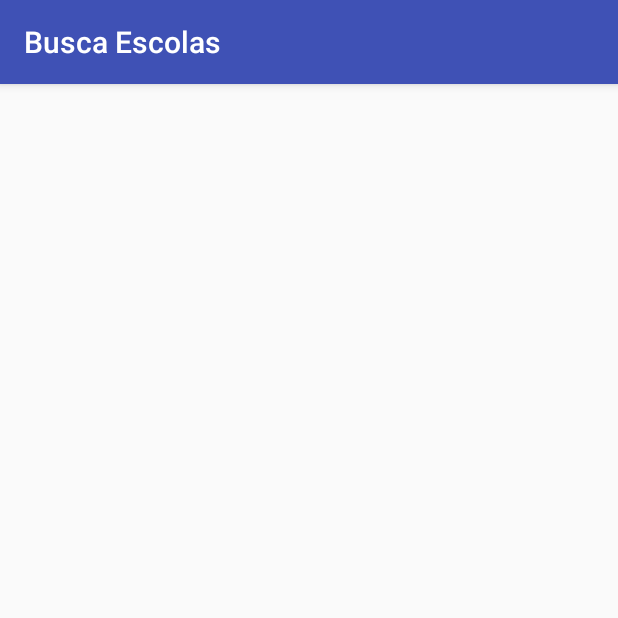
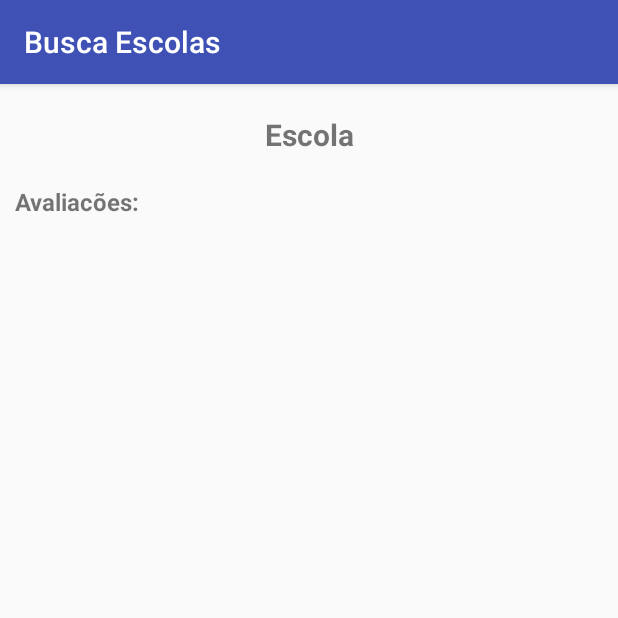
Before and after one commit to weullermarcos/Android_Busca_Escolas, an Android app: the AvaliacaoActivity screen opened directly, with no data from a screen before it, on a phone screen of 412 x 824 dp, the top half of it. Run offline under Robolectric (Android 15) with nearby library versions, the phone set to English and light mode, and no system bars; our stand-ins replace Volley; 1 statement that could not run was skipped.

Commit message:
listando avaliacoes

```diff
--- a/BuscaEscolas/app/src/main/java/com/example/weullermarcos/buscaescolas/AvaliacaoActivity.java
+++ b/BuscaEscolas/app/src/main/java/com/example/weullermarcos/buscaescolas/AvaliacaoActivity.java
@@ -1,15 +1,129 @@
 package com.example.weullermarcos.buscaescolas;
 
+import android.app.AlertDialog;
 import android.support.v7.app.AppCompatActivity;
 import android.os.Bundle;
+import android.util.Log;
+import android.widget.ArrayAdapter;
+import android.widget.ListView;
+import android.widget.TextView;
+
+import com.android.volley.Request;
+import com.android.volley.RequestQueue;
+import com.android.volley.Response;
+import com.android.volley.VolleyError;
+import com.android.volley.toolbox.StringRequest;
+import com.android.volley.toolbox.Volley;
+import com.example.weullermarcos.buscaescolas.Models.Avaliacao;
+import com.example.weullermarcos.buscaescolas.Models.Escola;
+import com.google.gson.Gson;
+import com.google.gson.reflect.TypeToken;
+
+import java.lang.reflect.Type;
+import java.util.ArrayList;
+import java.util.List;
 
 public class AvaliacaoActivity extends AppCompatActivity {
+
+    Escola escola;
+    AlertDialog alerta;
+    ArrayAdapter<String> adpAvaliacoes;
+    ArrayList<Avaliacao> avaliacoes = new ArrayList<Avaliacao>();
+
+    TextView txtCabecalho;
+    ListView lstAvaliacoes;
 
     @Override
     protected void onCreate(Bundle savedInstanceState) {
         super.onCreate(savedInstanceState);
         setContentView(R.layout.activity_avaliacao);
 
+        txtCabecalho = (TextView) findViewById(R.id.avaliacao_txtCabecalho);
+        lstAvaliacoes = (ListView) findViewById(R.id.avaliacao_lstAvaliacoes);
+
+        adpAvaliacoes = new ArrayAdapter<String>(this, android.R.layout.simple_list_item_1);
+        lstAvaliacoes.setAdapter(adpAvaliacoes);
+
+        Bundle bundle = getIntent().getExtras();
+
+        //verificando se existe o parametro com a chave informada
+        if(bundle.containsKey("ESCOLA")) {
+
+            //recuperando escola
+            escola = (Escola) bundle.getSerializable("ESCOLA");
+
+            if (escola != null) {
+                txtCabecalho.setText(escola.getNome());
+                fazRequisicao(String.valueOf(escola.getCodEscola()));
+            }
+        }
+
+    }
+
+    private void fazRequisicao(String filtro){
+
+        RequestQueue queue = Volley.newRequestQueue(this);
+        String url ="http://mobile-aceite.tcu.gov.br:80/nossaEscolaRS/rest/escolas/" + filtro + "/avaliacoes";
+        //
+
+        Log.d("URL", url);
+
+        StringRequest stringRequest = new StringRequest(Request.Method.GET, url, new Response.Listener<String>() {
+            @Override
+            public void onResponse(String response) {
+
+                //txtResposta.setText("Deu Certo");
+
+                //desserializando
+                Gson gson = new Gson();
+                Type listType = new TypeToken<ArrayList<Avaliacao>>(){}.getType();
+                avaliacoes = new Gson().fromJson(response, listType);
+
+                //se não encontrou nada
+                if(avaliacoes.size() == 0){
+
+                    AlertDialog.Builder builder = new AlertDialog.Builder(AvaliacaoActivity.this);
+                    builder.setTitle("Aviso");
+                    builder.setMessage("Nenhuma avaliação encontrada para a escola selecionada.");
+                    builder.setNeutralButton("OK", null);
+
+                    alerta = builder.create();
+                    alerta.show();
+
+                    return;
+                }
+
+                //preenchendo adapter
+                for (Avaliacao avaliacao : avaliacoes) {
+
+                    String textoAvaliacao = "";
+
+                    textoAvaliacao = avaliacao.getTipoAvaliacao().getNome() +
+                            " (" + avaliacao.getAno() + "): " + String.valueOf(avaliacao.getValor());
+
+                    adpAvaliacoes.add(textoAvaliacao);
+                }
+
+            }
+        }, new Response.ErrorListener() {
+            @Override
+            public void onErrorResponse(VolleyError error) {
+
+                AlertDialog.Builder builder = new AlertDialog.Builder(AvaliacaoActivity.this);
+                builder.setTitle("Erro");
+                builder.setMessage("Erro ao buscar avaliações, verifique sua conexão com a internet.");
+                builder.setNeutralButton("OK", null);
+
+                alerta = builder.create();
+                alerta.show();
+            }
+        });
+
+
+        //adiciona a string de requisição a fila de execução
+        queue.add(stringRequest);
+
+        //TODO: Adicionar componente de LOAD
 
     }
 }
--- a/BuscaEscolas/app/src/main/res/layout/activity_avaliacao.xml
+++ b/BuscaEscolas/app/src/main/res/layout/activity_avaliacao.xml
@@ -1,9 +1,38 @@
 <?xml version="1.0" encoding="utf-8"?>
-<android.support.constraint.ConstraintLayout xmlns:android="http://schemas.android.com/apk/res/android"
+<LinearLayout xmlns:android="http://schemas.android.com/apk/res/android"
     xmlns:app="http://schemas.android.com/apk/res-auto"
     xmlns:tools="http://schemas.android.com/tools"
     android:layout_width="match_parent"
     android:layout_height="match_parent"
+    android:orientation="vertical"
+    android:layout_margin="10dp"
     tools:context="com.example.weullermarcos.buscaescolas.AvaliacaoActivity">
 
-</android.support.constraint.ConstraintLayout>
+    <TextView
+        android:id="@+id/avaliacao_txtCabecalho"
+        android:text="Escola"
+        android:gravity="center"
+        android:textStyle="bold"
+        android:textSize="20dp"
+        android:layout_width="match_parent"
+        android:layout_height="wrap_content"
+        android:layout_marginTop="10dp"
+        android:layout_marginBottom="10dp"/>
+
+    <TextView
+        android:text="Avaliacões: "
+        android:textStyle="bold"
+        android:textSize="16dp"
+        android:layout_marginTop="10dp"
+        android:layout_width="match_parent"
+        android:layout_height="wrap_content" />
+
+    <ListView
+        android:layout_marginTop="10dp"
+        android:id="@+id/avaliacao_lstAvaliacoes"
+        android:layout_width="match_parent"
+        android:layout_height="match_parent">
+    </ListView>
+
+
+</LinearLayout>
```
